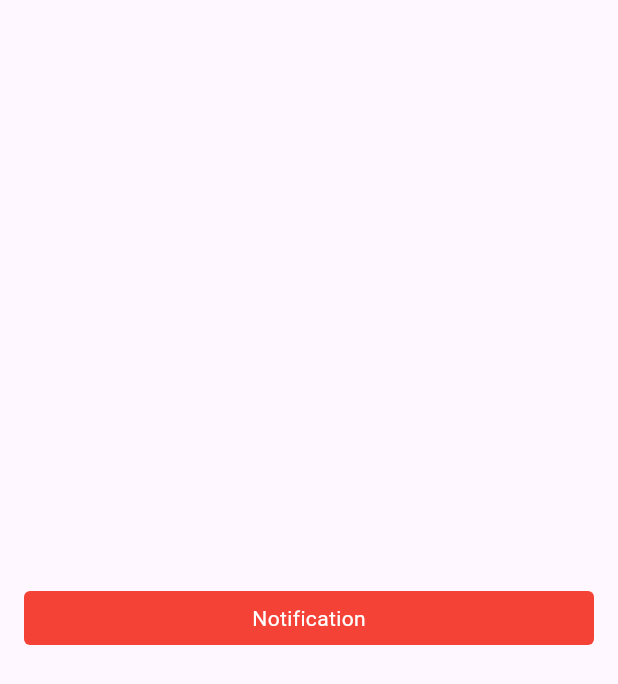
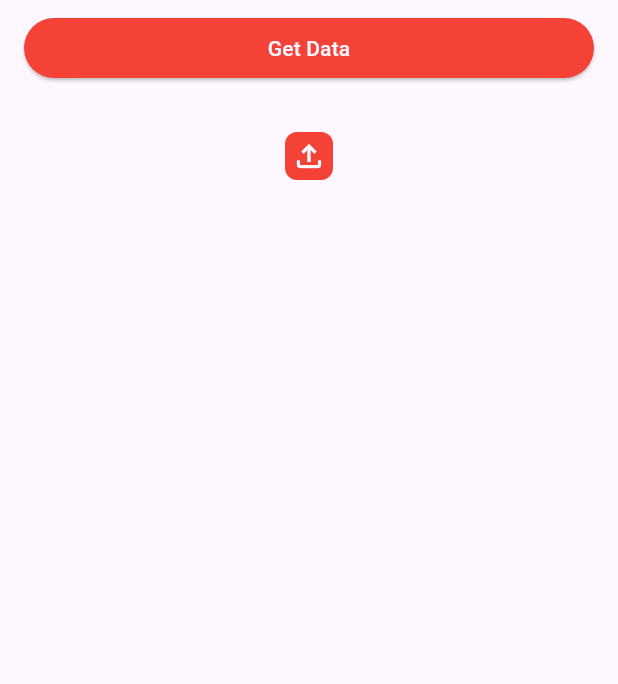
Before and after one commit to atomyongya/framework, a Flutter app: the screen it shows after launch, on a phone screen of 412 x 824 dp. Shown: the top 684 px of the screen. Run offline on Flutter 3.47's test engine with Material 3 defaults, Android fonts, the phone set to English and light mode, and no system bars; our stand-ins replace equatable, flutter_bloc, freezed_annotation, image_picker.

Commit message:
feat: add upload image

```diff
--- a/lib/app.dart
+++ b/lib/app.dart
@@ -3,7 +3,7 @@ import 'package:flutter_bloc/flutter_bloc.dart';
 import 'package:app_themes/themes/app_themes.dart';
 import 'package:app_themes/themes/base_themes.dart';
 import 'package:flutter_app/utils/router/router.dart';
-import 'package:flutter_app/features/home/widget/home_view.dart';
+import 'package:flutter_app/features/posts/widget/posts_view.dart';
 
 class App extends StatefulWidget {
   const App({super.key});
@@ -22,7 +22,7 @@ class _AppState extends State<App> {
       create: (context) => _theme,
       child: MaterialApp(
         theme: _theme.switchTheme(),
-        home: const HomeView(),
+        home: const PostsView(),
         onGenerateRoute: onGenerateRoute,
       ),
     );
--- a/lib/features/home/widget/home_view.dart
+++ b/lib/features/home/widget/home_view.dart
@@ -1,4 +1,5 @@
 import 'package:flutter/material.dart';
+import 'package:image_picker/image_picker.dart';
 import 'package:widgets/buttons/app_button.dart';
 
 class HomeView extends StatefulWidget {
@@ -11,6 +12,10 @@ class HomeView extends StatefulWidget {
 }
 
 class _HomeViewState extends State<HomeView> {
+  final List<XFile> medias = [];
+
+
+
   @override
   Widget build(BuildContext context) {
     return Scaffold(
@@ -21,7 +26,7 @@ class _HomeViewState extends State<HomeView> {
           children: <Widget>[
             AppButton(
               onTap: () {},
-              text: 'Notification',
+              text: 'Pick Image',
             ),
           ],
         ),
--- /dev/null
+++ b/lib/features/posts/widget/posts_helper.dart
@@ -0,0 +1,3 @@
+class PostsHelper {
+
+}
--- /dev/null
+++ b/lib/features/posts/widget/posts_view.dart
@@ -0,0 +1,213 @@
+import 'dart:convert';
+import 'dart:io';
+import 'dart:developer';
+import 'package:flutter_app/utils/modals/posts_model/posts_model.dart';
+import 'package:http/http.dart';
+import 'package:http/http.dart' as http;
+import 'package:flutter/material.dart';
+import 'package:image_picker/image_picker.dart';
+
+class PostsView extends StatefulWidget {
+  const PostsView({super.key});
+
+  @override
+  State<PostsView> createState() => _PostsViewState();
+}
+
+class _PostsViewState extends State<PostsView> {
+  List<XFile> localFiles = <XFile>[];
+  PostData? posts;
+
+  bool isLoading = false;
+  final ImagePicker _imagePicker = ImagePicker();
+  String path = 'http://localhost:8000/api/posts/';
+
+  Future<void> _pickImage() async {
+    List<XFile> selectedFiles = await _imagePicker.pickMultiImage();
+
+    if (selectedFiles.isEmpty) {
+      log('No image selected.');
+      return;
+    }
+
+    localFiles = selectedFiles;
+    setState(() {});
+  }
+
+  Future<void> _getPosts() async {
+    Response response = await http.get(
+      Uri.parse(path),
+      headers: <String, String>{
+        'Content-Type': 'application/json',
+      },
+    );
+
+    log(response.body);
+    posts = PostData.fromJson(jsonDecode(response.body));
+    setState(() {});
+  }
+
+  Future<void> _submitImages() async {
+    try {
+      setState(() {
+        isLoading = true;
+      });
+
+      MultipartRequest request = http.MultipartRequest('POST', Uri.parse(path));
+      final List<http.MultipartFile> userFiles = <http.MultipartFile>[];
+      int index = 0;
+      for (final XFile localFile in localFiles) {
+        http.MultipartFile imageFile = await http.MultipartFile.fromPath(
+          'medias$index',
+          localFile.path,
+          filename: localFile.name,
+        );
+
+        userFiles.add(imageFile);
+        index++;
+      }
+      request.files.addAll(userFiles);
+      request.fields.addAll({
+        "userId": "1",
+        "message": "Trying to upload multiple media.",
+      });
+
+      await request.send();
+      setState(() {
+        isLoading = false;
+      });
+    } catch (e, stackTrace) {
+      log(stackTrace.toString());
+    }
+  }
+
+  @override
+  Widget build(BuildContext context) {
+    return Scaffold(
+      body: SafeArea(
+        child: Center(
+          child: Column(
+            crossAxisAlignment: CrossAxisAlignment.center,
+            children: <Widget>[
+              if (posts != null && posts!.medias!.isNotEmpty)
+                Expanded(
+                  child: Padding(
+                    padding: const EdgeInsets.symmetric(horizontal: 16),
+                    child: GridView.builder(
+                      shrinkWrap: true,
+                      itemCount: posts!.medias!.length,
+                      gridDelegate:
+                          const SliverGridDelegateWithFixedCrossAxisCount(
+                        crossAxisCount: 3,
+                        mainAxisSpacing: 8,
+                        crossAxisSpacing: 8,
+                      ),
+                      itemBuilder: (BuildContext context, int index) {
+                        return Image.network(
+                          'http://localhost:8000/${posts!.medias![index].url!}',
+                          fit: BoxFit.cover,
+                        );
+                      },
+                    ),
+                  ),
+                ),
+              Expanded(
+                flex: 0,
+                child: Container(
+                  width: double.maxFinite,
+                  padding: const EdgeInsets.symmetric(
+                    horizontal: 16,
+                    vertical: 8,
+                  ),
+                  child: ElevatedButton(
+                    onPressed: _getPosts,
+                    style: ButtonStyle(
+                      backgroundColor: MaterialStateProperty.all(
+                        Theme.of(context).primaryColor,
+                      ),
+                    ),
+                    child: Text(
+                      'Get Data',
+                      style: TextStyle(color: Theme.of(context).canvasColor),
+                    ),
+                  ),
+                ),
+              ),
+              const SizedBox(height: 24),
+              InkWell(
+                borderRadius: BorderRadius.circular(8),
+                onTap: _pickImage,
+                child: Ink(
+                  padding: const EdgeInsets.all(4),
+                  decoration: BoxDecoration(
+                    color: Theme.of(context).primaryColor,
+                    borderRadius: BorderRadius.circular(8),
+                  ),
+                  child: Icon(
+                    Icons.file_upload_outlined,
+                    color: Theme.of(context).canvasColor,
+                  ),
+                ),
+              ),
+              const SizedBox(height: 24),
+              if (localFiles.isNotEmpty)
+                Expanded(
+                  child: Padding(
+                    padding: const EdgeInsets.symmetric(horizontal: 16),
+                    child: GridView.builder(
+                      shrinkWrap: true,
+                      itemCount: localFiles.length,
+                      gridDelegate:
+                          const SliverGridDelegateWithFixedCrossAxisCount(
+                        crossAxisCount: 3,
+                        mainAxisSpacing: 8,
+                        crossAxisSpacing: 8,
+                      ),
+                      itemBuilder: (BuildContext context, int index) {
+                        return Image.file(
+                          File(localFiles[index].path),
+                          fit: BoxFit.cover,
+                        );
+                      },
+                    ),
+                  ),
+                ),
+              if (localFiles.isNotEmpty)
+                Expanded(
+                  flex: 0,
+                  child: Container(
+                    width: double.maxFinite,
+                    padding: const EdgeInsets.symmetric(
+                      horizontal: 16,
+                      vertical: 8,
+                    ),
+                    child: ElevatedButton(
+                      onPressed: _submitImages,
+                      style: ButtonStyle(
+                        backgroundColor: MaterialStateProperty.all(
+                          Theme.of(context).primaryColor,
+                        ),
+                      ),
+                      child: isLoading
+                          ? const SizedBox(
+                              width: 24,
+                              height: 24,
+                              child: CircularProgressIndicator.adaptive(
+                                strokeWidth: 3,
+                              ),
+                            )
+                          : Text(
+                              'Submit',
+                              style: TextStyle(
+                                  color: Theme.of(context).canvasColor),
+                            ),
+                    ),
+                  ),
+                ),
+            ],
+          ),
+        ),
+      ),
+    );
+  }
+}
--- /dev/null
+++ b/lib/utils/modals/media_model/media_model.dart
@@ -0,0 +1,47 @@
+import 'package:freezed_annotation/freezed_annotation.dart';
+
+part 'media_model.g.dart';
+part 'media_model.freezed.dart';
+
+/// List of MediaData
+///
+/// @type List<MediaData> [data] : List of Media data.
+@freezed
+class MediaModels with _$MediaModels {
+  const factory MediaModels({
+    required List<MediaData> data,
+  }) = _MediaModels;
+
+  factory MediaModels.fromJson(Map<String, Object?> json) =>
+      _$MediaModelsFromJson(json);
+}
+
+/// Model that contain media data.
+///
+/// @type String [id] : Id of an image.
+///
+/// @type String [url] : Url of an image in database.
+///
+/// @type String [name] : Name of an image.
+///
+/// @type String [type] : Type of na image.
+///
+/// @type String [userId] : User id that contain image.
+///
+/// @type String? [thumbnail] : Thumbnail of media.
+///
+/// @type DateTime? [createdAt] : Date and time when user create media.
+@freezed
+class MediaData with _$MediaData {
+  const factory MediaData({
+    int? id,
+    String? url,
+    String? name,
+    String? type,
+    String? createdAt,
+    String? thumbnail,
+  }) = _MediaData;
+
+  factory MediaData.fromJson(Map<String, Object?> json) =>
+      _$MediaDataFromJson(json);
+}
--- /dev/null
+++ b/lib/utils/modals/posts_model/posts_model.dart
@@ -0,0 +1,31 @@
+import 'package:flutter_app/utils/modals/media_model/media_model.dart';
+import 'package:freezed_annotation/freezed_annotation.dart';
+
+part 'posts_model.g.dart';
+part 'posts_model.freezed.dart';
+
+@freezed
+class PostsModel with _$PostsModel {
+  const factory PostsModel({
+    required List<PostData> data,
+  }) = _PostsModel;
+
+  factory PostsModel.fromJson(Map<String, Object?> json) =>
+      _$PostsModelFromJson(json);
+}
+
+@freezed
+class PostData with _$PostData {
+  const factory PostData({
+    int? id,
+    required int userId,
+    String? message,
+    List<MediaData>? medias,
+    List<String>? numberOfViews,
+    String? updatedAt,
+    String? createdAt,
+  }) = _PostData;
+
+  factory PostData.fromJson(Map<String, Object?> json) =>
+      _$PostDataFromJson(json);
+}
--- a/pubspec.yaml
+++ b/pubspec.yaml
@@ -26,11 +26,17 @@ dependencies:
     path: ./packages/widgets
   app_themes:
     path: ./packages/app_themes
+  image_picker: ^1.0.7
+  http: ^1.2.0
+  freezed_annotation: ^2.4.1
+  json_annotation: ^4.8.1
 
 dev_dependencies:
   flutter_test:
     sdk: flutter
   flutter_lints: ^3.0.1
+  build_runner: ^2.4.9
+  json_serializable: ^6.7.1
 
 
 flutter:
```
Also changed, not shown: lib/utils/modals/media_model/media_model.freezed.dart (added), lib/utils/modals/media_model/media_model.g.dart (added), lib/utils/modals/posts_model/posts_model.freezed.dart (added), lib/utils/modals/posts_model/posts_model.g.dart (added), pubspec.lock.
